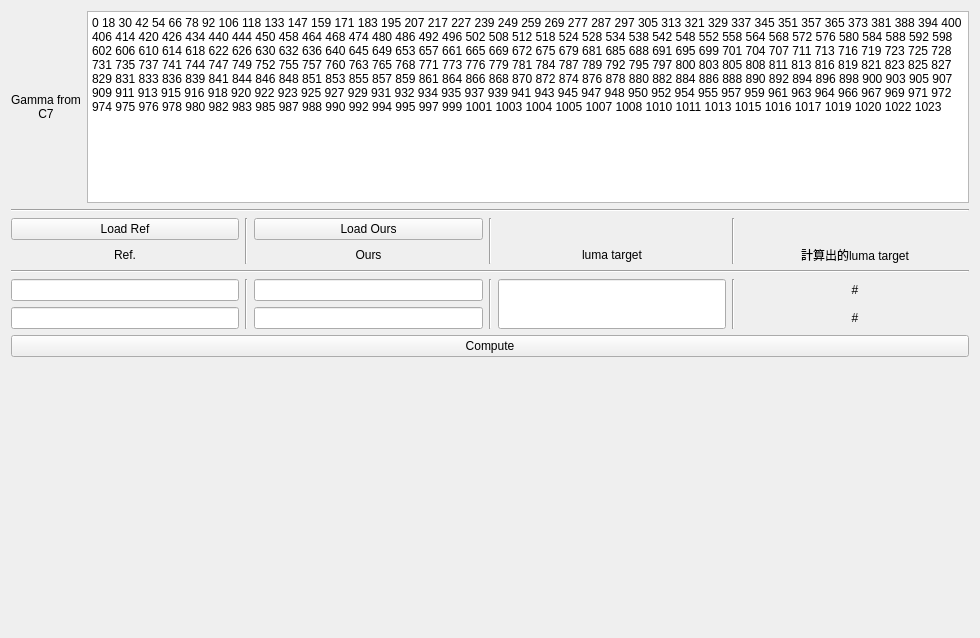
First picture: the form in QUL/AEsimulator/colorChecker/UI.ui, repository YuTing-Fang1999/FIH-tool, before the edit.
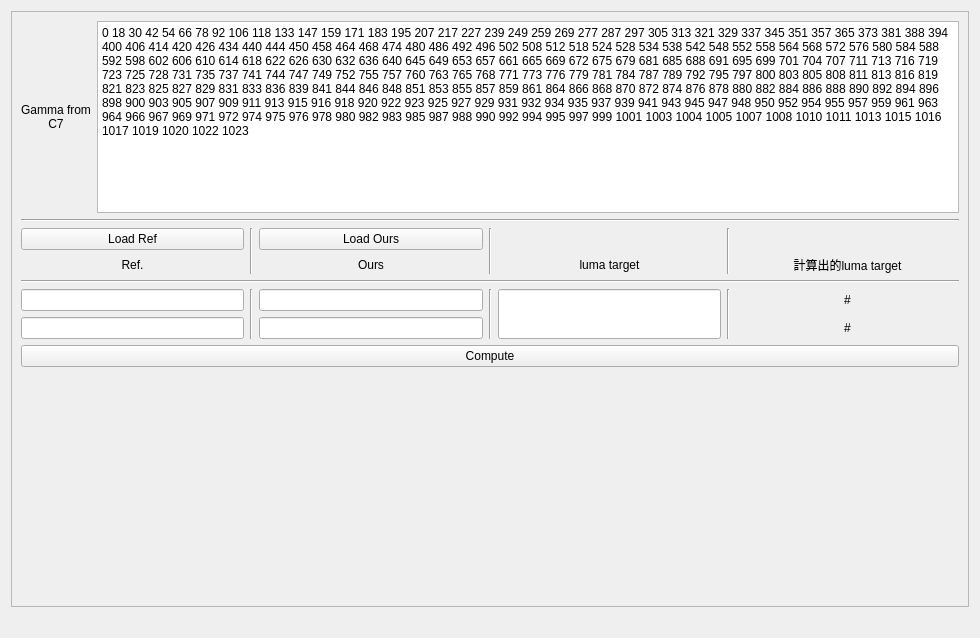
Second picture: the form after the edit.

```diff
--- a/QUL/AEsimulator/colorChecker/UI.ui
+++ b/QUL/AEsimulator/colorChecker/UI.ui
@@ -18,6 +18,21 @@
   </property>
   <layout class="QVBoxLayout" name="verticalLayout">
    <item>
+    <widget class="QScrollArea" name="scrollArea">
+     <property name="widgetResizable">
+      <bool>true</bool>
+     </property>
+     <widget class="QWidget" name="scrollAreaWidgetContents_2">
+      <property name="geometry">
+       <rect>
+        <x>0</x>
+        <y>0</y>
+        <width>956</width>
+        <height>589</height>
+       </rect>
+      </property>
+      <layout class="QVBoxLayout" name="verticalLayout_2">
+       <item>
     <layout class="QHBoxLayout" name="horizontalLayout_2">
      <item>
       <widget class="QLabel" name="label">
@@ -320,13 +335,6 @@
      </property>
     </widget>
    </item>
-   <item>
-    <widget class="QLabel" name="label_info">
-     <property name="text">
-      <string/>
-     </property>
-    </widget>
-   </item>
    <item>
     <spacer name="verticalSpacer">
      <property name="orientation">
@@ -339,6 +347,17 @@
       </size>
      </property>
     </spacer>
+       </item>
+      </layout>
+     </widget>
+    </widget>
+   </item>
+   <item>
+    <widget class="QLabel" name="label_info">
+     <property name="text">
+      <string/>
+     </property>
+    </widget>
    </item>
   </layout>
  </widget>
```
Left out of the diff: 3 changed lines with no effect on the pictures. Lines whose indentation alone changed are shown as unchanged.
